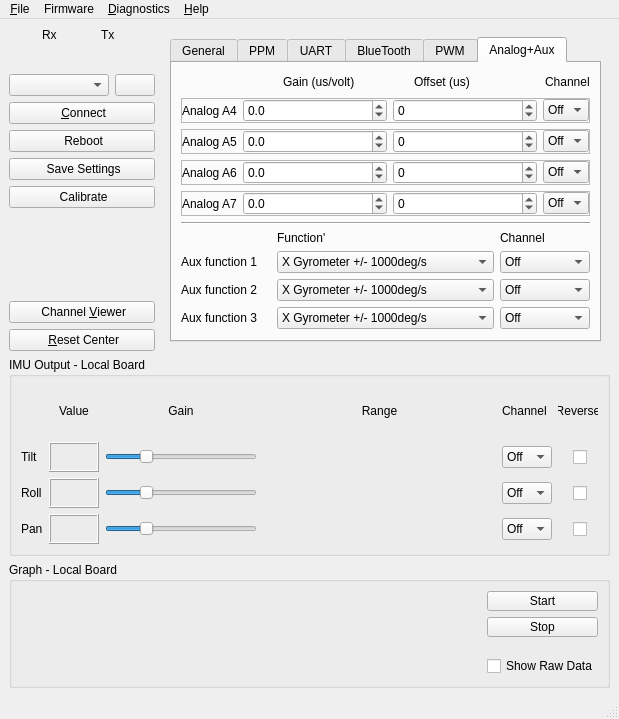
Qt form gui/src/mainwindow.ui (L1cardo/HeadTracker_CN) before a commit.
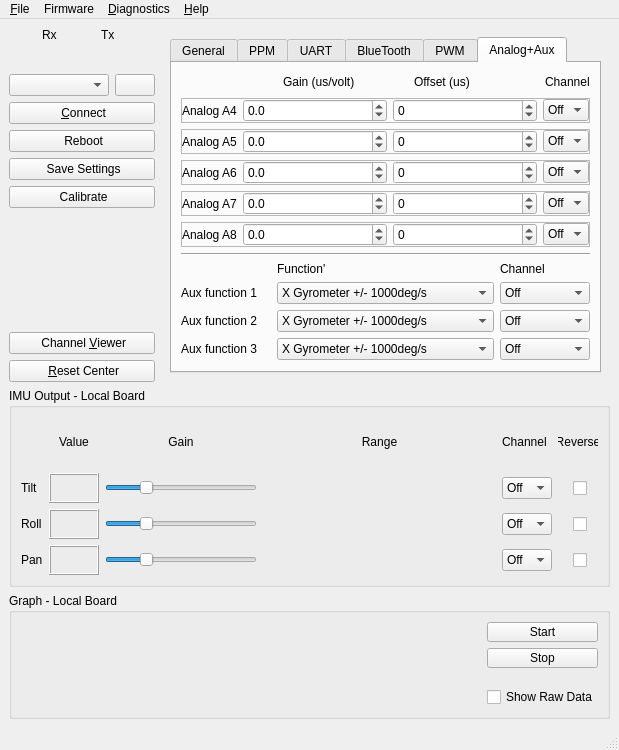
The same form after that commit. The open tabs and pages were chosen to show the change. Icons and pictures are not drawn. Custom widgets are drawn as their Qt base class.

Patch:
```diff
--- a/gui/src/mainwindow.ui
+++ b/gui/src/mainwindow.ui
@@ -6,8 +6,8 @@
    <rect>
     <x>0</x>
     <y>0</y>
-    <width>606</width>
-    <height>706</height>
+    <width>576</width>
+    <height>708</height>
    </rect>
   </property>
   <property name="sizePolicy">
@@ -2760,6 +2760,164 @@
                   </layout>
                  </widget>
                 </item>
+                <item>
+                 <widget class="QFrame" name="frmAnalog4">
+                  <property name="frameShape">
+                   <enum>QFrame::Shape::StyledPanel</enum>
+                  </property>
+                  <property name="frameShadow">
+                   <enum>QFrame::Shadow::Raised</enum>
+                  </property>
+                  <layout class="QHBoxLayout" name="horizontalLayout_14">
+                   <property name="spacing">
+                    <number>6</number>
+                   </property>
+                   <property name="leftMargin">
+                    <number>0</number>
+                   </property>
+                   <property name="topMargin">
+                    <number>0</number>
+                   </property>
+                   <property name="rightMargin">
+                    <number>0</number>
+                   </property>
+                   <property name="bottomMargin">
+                    <number>0</number>
+                   </property>
+                   <item>
+                    <widget class="QLabel" name="lblAn8">
+                     <property name="sizePolicy">
+                      <sizepolicy hsizetype="Maximum" vsizetype="Preferred">
+                       <horstretch>0</horstretch>
+                       <verstretch>0</verstretch>
+                      </sizepolicy>
+                     </property>
+                     <property name="text">
+                      <string>Analog A8</string>
+                     </property>
+                    </widget>
+                   </item>
+                   <item>
+                    <widget class="QDoubleSpinBox" name="spnA4Gain">
+                     <property name="decimals">
+                      <number>1</number>
+                     </property>
+                     <property name="minimum">
+                      <double>-3000.000000000000000</double>
+                     </property>
+                     <property name="maximum">
+                      <double>3000.000000000000000</double>
+                     </property>
+                    </widget>
+                   </item>
+                   <item>
+                    <widget class="QSpinBox" name="spnA4Off">
+                     <property name="minimum">
+                      <number>-2012</number>
+                     </property>
+                     <property name="maximum">
+                      <number>2012</number>
+                     </property>
+                    </widget>
+                   </item>
+                   <item>
+                    <widget class="QComboBox" name="cmbA4Ch">
+                     <property name="sizePolicy">
+                      <sizepolicy hsizetype="Maximum" vsizetype="Fixed">
+                       <horstretch>0</horstretch>
+                       <verstretch>0</verstretch>
+                      </sizepolicy>
+                     </property>
+                     <item>
+                      <property name="text">
+                       <string>Off</string>
+                      </property>
+                     </item>
+                     <item>
+                      <property name="text">
+                       <string>1</string>
+                      </property>
+                     </item>
+                     <item>
+                      <property name="text">
+                       <string>2</string>
+                      </property>
+                     </item>
+                     <item>
+                      <property name="text">
+                       <string>3</string>
+                      </property>
+                     </item>
+                     <item>
+                      <property name="text">
+                       <string>4</string>
+                      </property>
+                     </item>
+                     <item>
+                      <property name="text">
+                       <string>5</string>
+                      </property>
+                     </item>
+                     <item>
+                      <property name="text">
+                       <string>6</string>
+                      </property>
+                     </item>
+                     <item>
+                      <property name="text">
+                       <string>7</string>
+                      </property>
+                     </item>
+                     <item>
+                      <property name="text">
+                       <string>8</string>
+                      </property>
+                     </item>
+                     <item>
+                      <property name="text">
+                       <string>9</string>
+                      </property>
+                     </item>
+                     <item>
+                      <property name="text">
+                       <string>10</string>
+                      </property>
+                     </item>
+                     <item>
+                      <property name="text">
+                       <string>11</string>
+                      </property>
+                     </item>
+                     <item>
+                      <property name="text">
+                       <string>12</string>
+                      </property>
+                     </item>
+                     <item>
+                      <property name="text">
+                       <string>13</string>
+                      </property>
+                     </item>
+                     <item>
+                      <property name="text">
+                       <string>14</string>
+                      </property>
+                     </item>
+                     <item>
+                      <property name="text">
+                       <string>15</string>
+                      </property>
+                     </item>
+                     <item>
+                      <property name="text">
+                       <string>16</string>
+                      </property>
+                     </item>
+                    </widget>
+                   </item>
+                  </layout>
+                 </widget>
+                </item>
                </layout>
               </item>
               <item>
```
Left out of the diff: 114 changed lines with no effect on the pictures.
